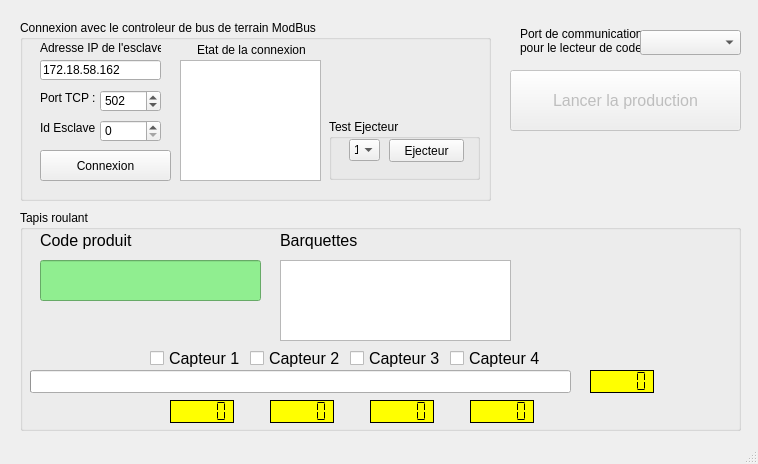
Old version of the form mainwindow.ui in the repository Quentin2512/Barquette.
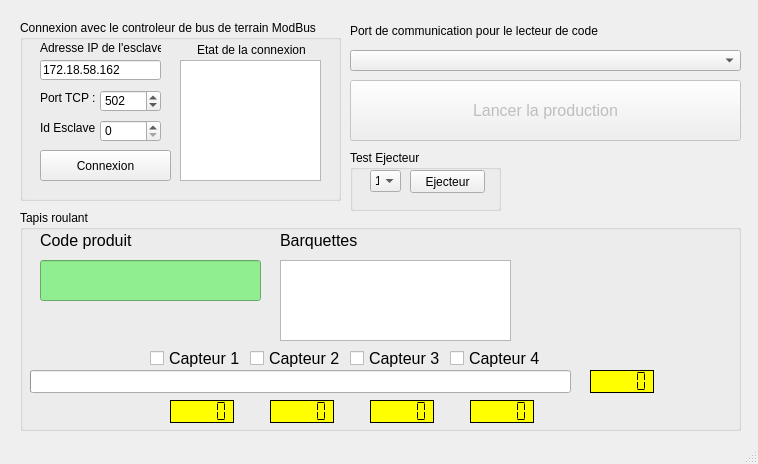
New version of the form.

Diff of the .ui file:
```diff
--- a/mainwindow.ui
+++ b/mainwindow.ui
@@ -19,7 +19,7 @@
      <rect>
       <x>20</x>
       <y>20</y>
-      <width>471</width>
+      <width>321</width>
       <height>181</height>
      </rect>
     </property>
@@ -123,62 +123,6 @@
       </rect>
      </property>
     </widget>
-    <widget class="QGroupBox" name="groupBox_ejecteur">
-     <property name="geometry">
-      <rect>
-       <x>309</x>
-       <y>99</y>
-       <width>151</width>
-       <height>61</height>
-      </rect>
-     </property>
-     <property name="title">
-      <string>Test Ejecteur</string>
-     </property>
-     <widget class="QComboBox" name="comboBox_ejecteur">
-      <property name="geometry">
-       <rect>
-        <x>20</x>
-        <y>20</y>
-        <width>31</width>
-        <height>22</height>
-       </rect>
-      </property>
-      <item>
-       <property name="text">
-        <string>1</string>
-       </property>
-      </item>
-      <item>
-       <property name="text">
-        <string>2</string>
-       </property>
-      </item>
-      <item>
-       <property name="text">
-        <string>3</string>
-       </property>
-      </item>
-      <item>
-       <property name="text">
-        <string>4</string>
-       </property>
-      </item>
-     </widget>
-     <widget class="QPushButton" name="pushButton_ejecteur">
-      <property name="geometry">
-       <rect>
-        <x>60</x>
-        <y>20</y>
-        <width>75</width>
-        <height>23</height>
-       </rect>
-      </property>
-      <property name="text">
-       <string>Ejecteur</string>
-      </property>
-     </widget>
-    </widget>
     <widget class="QLabel" name="label_idEsclave">
      <property name="geometry">
       <rect>
@@ -206,24 +150,23 @@
    <widget class="QLabel" name="label_portLecteur">
     <property name="geometry">
      <rect>
-      <x>520</x>
-      <y>25</y>
-      <width>121</width>
-      <height>31</height>
+      <x>350</x>
+      <y>20</y>
+      <width>391</width>
+      <height>21</height>
      </rect>
     </property>
     <property name="text">
-     <string>Port de communication
-pour le lecteur de code</string>
+     <string>Port de communication pour le lecteur de code</string>
     </property>
    </widget>
    <widget class="QComboBox" name="comboBox_portLecteur">
     <property name="geometry">
      <rect>
-      <x>640</x>
-      <y>30</y>
-      <width>101</width>
-      <height>25</height>
+      <x>350</x>
+      <y>50</y>
+      <width>391</width>
+      <height>21</height>
      </rect>
     </property>
    </widget>
@@ -233,9 +176,9 @@
     </property>
     <property name="geometry">
      <rect>
-      <x>510</x>
-      <y>70</y>
-      <width>231</width>
+      <x>350</x>
+      <y>80</y>
+      <width>391</width>
       <height>61</height>
      </rect>
     </property>
@@ -509,6 +452,62 @@
      </property>
     </widget>
    </widget>
+   <widget class="QGroupBox" name="groupBox_ejecteur">
+    <property name="geometry">
+     <rect>
+      <x>350</x>
+      <y>150</y>
+      <width>151</width>
+      <height>61</height>
+     </rect>
+    </property>
+    <property name="title">
+     <string>Test Ejecteur</string>
+    </property>
+    <widget class="QComboBox" name="comboBox_ejecteur">
+     <property name="geometry">
+      <rect>
+       <x>20</x>
+       <y>20</y>
+       <width>31</width>
+       <height>22</height>
+      </rect>
+     </property>
+     <item>
+      <property name="text">
+       <string>1</string>
+      </property>
+     </item>
+     <item>
+      <property name="text">
+       <string>2</string>
+      </property>
+     </item>
+     <item>
+      <property name="text">
+       <string>3</string>
+      </property>
+     </item>
+     <item>
+      <property name="text">
+       <string>4</string>
+      </property>
+     </item>
+    </widget>
+    <widget class="QPushButton" name="pushButton_ejecteur">
+     <property name="geometry">
+      <rect>
+       <x>60</x>
+       <y>20</y>
+       <width>75</width>
+       <height>23</height>
+      </rect>
+     </property>
+     <property name="text">
+      <string>Ejecteur</string>
+     </property>
+    </widget>
+   </widget>
   </widget>
   <widget class="QStatusBar" name="statusBar"/>
  </widget>
```
